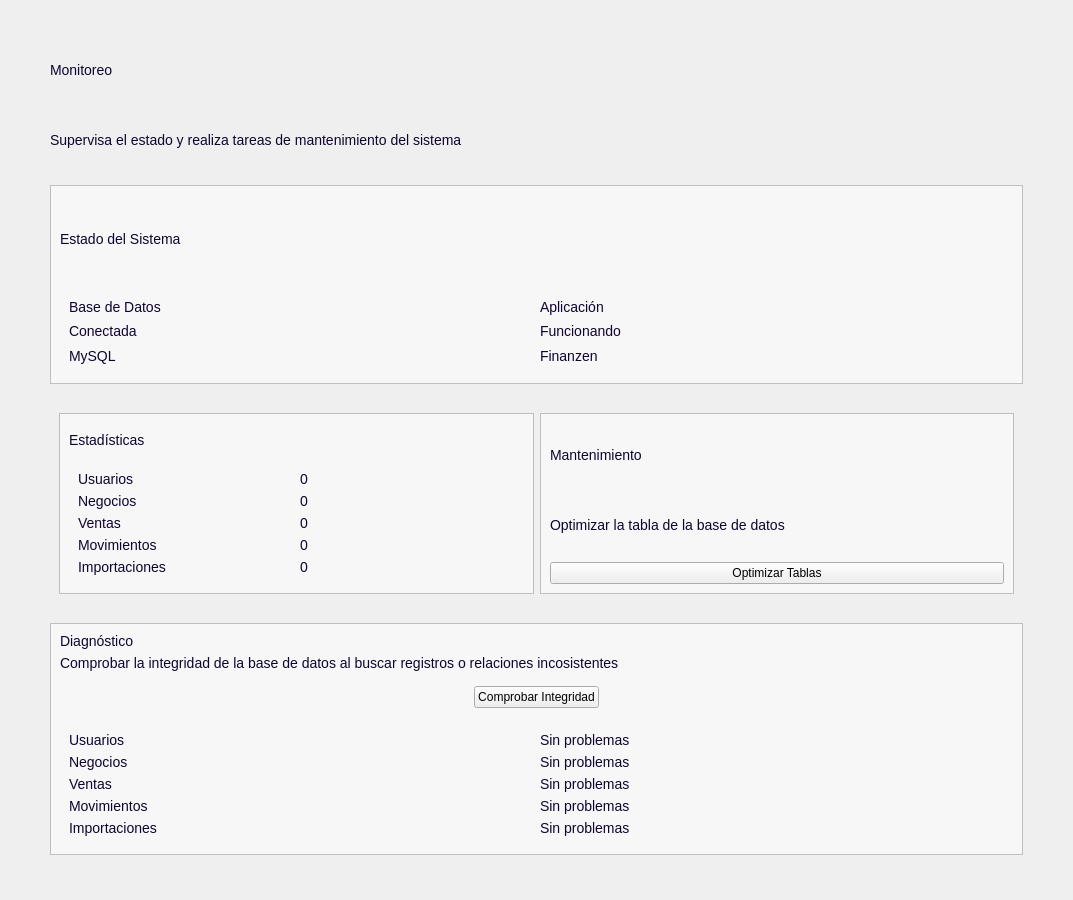
Above: app/ui/dashboard/pages/monitoreo.ui from Brando-1510/Proyecto-Integrador-2.0 before the change. Below: the same form after it.
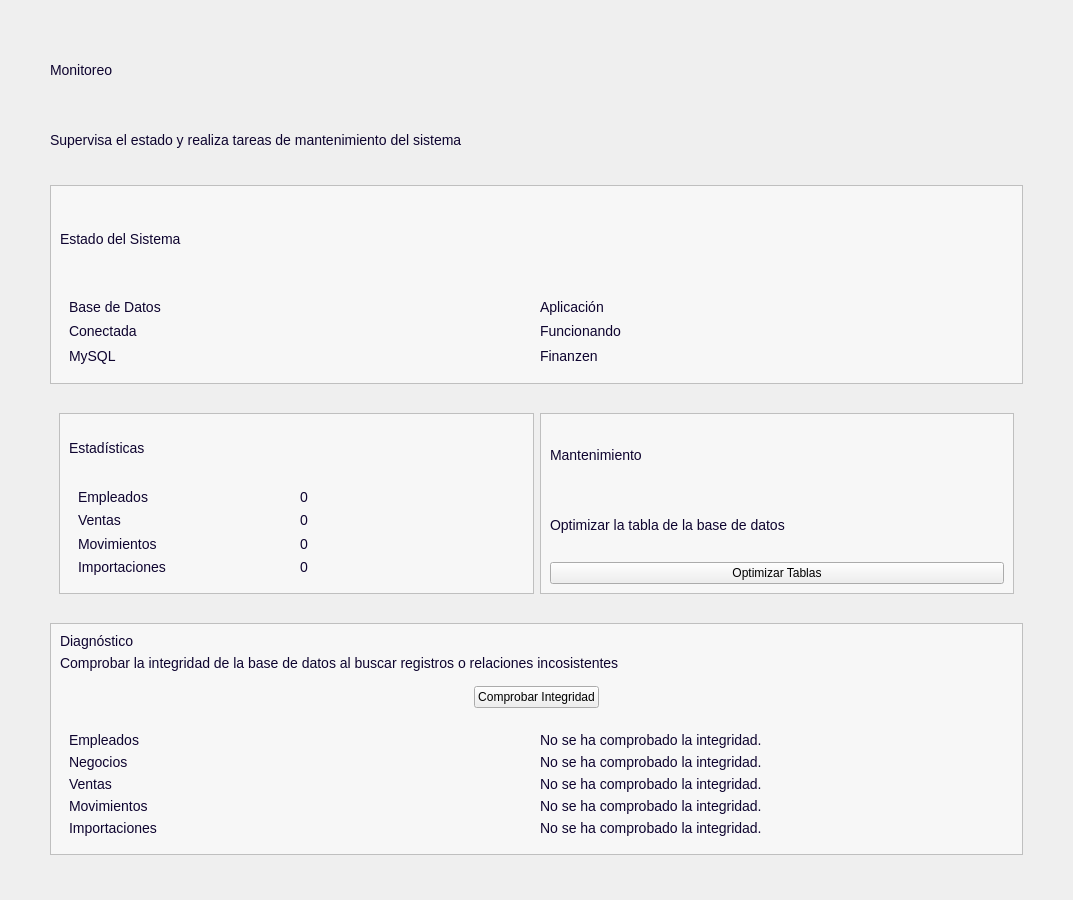
That is the form after the change. Icons and pictures are not drawn.

Patch:
```diff
--- a/app/ui/dashboard/pages/monitoreo.ui
+++ b/app/ui/dashboard/pages/monitoreo.ui
@@ -613,7 +613,27 @@
 </string>
                    </property>
                    <layout class="QGridLayout" name="gridLayout_2">
-                    <item row="3" column="1">
+                    <item row="1" column="0">
+                     <widget class="QLabel" name="label_13">
+                      <property name="text">
+                       <string>Ventas</string>
+                      </property>
+                      <property name="texto" stdset="0">
+                       <string>Descripcion</string>
+                      </property>
+                     </widget>
+                    </item>
+                    <item row="3" column="0">
+                     <widget class="QLabel" name="label_17">
+                      <property name="text">
+                       <string>Importaciones</string>
+                      </property>
+                      <property name="texto" stdset="0">
+                       <string>Descripcion</string>
+                      </property>
+                     </widget>
+                    </item>
+                    <item row="2" column="1">
                      <widget class="QLabel" name="movimientos">
                       <property name="text">
                        <string>0</string>
@@ -628,13 +648,6 @@
                      </widget>
                     </item>
                     <item row="1" column="1">
-                     <widget class="QLabel" name="negocios">
-                      <property name="text">
-                       <string>0</string>
-                      </property>
-                     </widget>
-                    </item>
-                    <item row="2" column="1">
                      <widget class="QLabel" name="ventas">
                       <property name="text">
                        <string>0</string>
@@ -644,14 +657,14 @@
                     <item row="0" column="0">
                      <widget class="QLabel" name="label_8">
                       <property name="text">
-                       <string>Usuarios</string>
+                       <string>Empleados</string>
                       </property>
                       <property name="texto" stdset="0">
                        <string>Descripcion</string>
                       </property>
                      </widget>
                     </item>
-                    <item row="3" column="0">
+                    <item row="2" column="0">
                      <widget class="QLabel" name="label_15">
                       <property name="text">
                        <string>Movimientos</string>
@@ -661,43 +674,13 @@
                       </property>
                      </widget>
                     </item>
-                    <item row="1" column="0">
-                     <widget class="QLabel" name="label_11">
-                      <property name="text">
-                       <string>Negocios</string>
-                      </property>
-                      <property name="texto" stdset="0">
-                       <string>Descripcion</string>
-                      </property>
-                     </widget>
-                    </item>
-                    <item row="2" column="0">
-                     <widget class="QLabel" name="label_13">
-                      <property name="text">
-                       <string>Ventas</string>
-                      </property>
-                      <property name="texto" stdset="0">
-                       <string>Descripcion</string>
-                      </property>
-                     </widget>
-                    </item>
-                    <item row="4" column="1">
-                     <widget class="QLabel" name="label_18">
+                    <item row="3" column="1">
+                     <widget class="QLabel" name="importaciones">
                       <property name="text">
                        <string>0</string>
                       </property>
                      </widget>
                     </item>
-                    <item row="4" column="0">
-                     <widget class="QLabel" name="label_17">
-                      <property name="text">
-                       <string>Importaciones</string>
-                      </property>
-                      <property name="texto" stdset="0">
-                       <string>Descripcion</string>
-                      </property>
-                     </widget>
-                    </item>
                    </layout>
                   </widget>
                  </item>
@@ -829,28 +812,28 @@
                  <item row="0" column="1">
                   <widget class="QLabel" name="usuarios_2">
                    <property name="text">
-                    <string>Sin problemas</string>
+                    <string>No se ha comprobado la integridad.</string>
                    </property>
                   </widget>
                  </item>
                  <item row="2" column="1">
                   <widget class="QLabel" name="ventas_2">
                    <property name="text">
-                    <string>Sin problemas</string>
+                    <string>No se ha comprobado la integridad.</string>
                    </property>
                   </widget>
                  </item>
                  <item row="1" column="1">
                   <widget class="QLabel" name="negocios_2">
                    <property name="text">
-                    <string>Sin problemas</string>
+                    <string>No se ha comprobado la integridad.</string>
                    </property>
                   </widget>
                  </item>
                  <item row="0" column="0">
                   <widget class="QLabel" name="label_19">
                    <property name="text">
-                    <string>Usuarios</string>
+                    <string>Empleados</string>
                    </property>
                    <property name="texto" stdset="0">
                     <string>Descripcion</string>
@@ -870,7 +853,7 @@
                  <item row="4" column="1">
                   <widget class="QLabel" name="label_23">
                    <property name="text">
-                    <string>Sin problemas</string>
+                    <string>No se ha comprobado la integridad.</string>
                    </property>
                   </widget>
                  </item>
@@ -897,7 +880,7 @@
                  <item row="3" column="1">
                   <widget class="QLabel" name="movimientos_2">
                    <property name="text">
-                    <string>Sin problemas</string>
+                    <string>No se ha comprobado la integridad.</string>
                    </property>
                   </widget>
                  </item>
```
Left out of the diff: 14 changed lines with no effect on the pictures.
